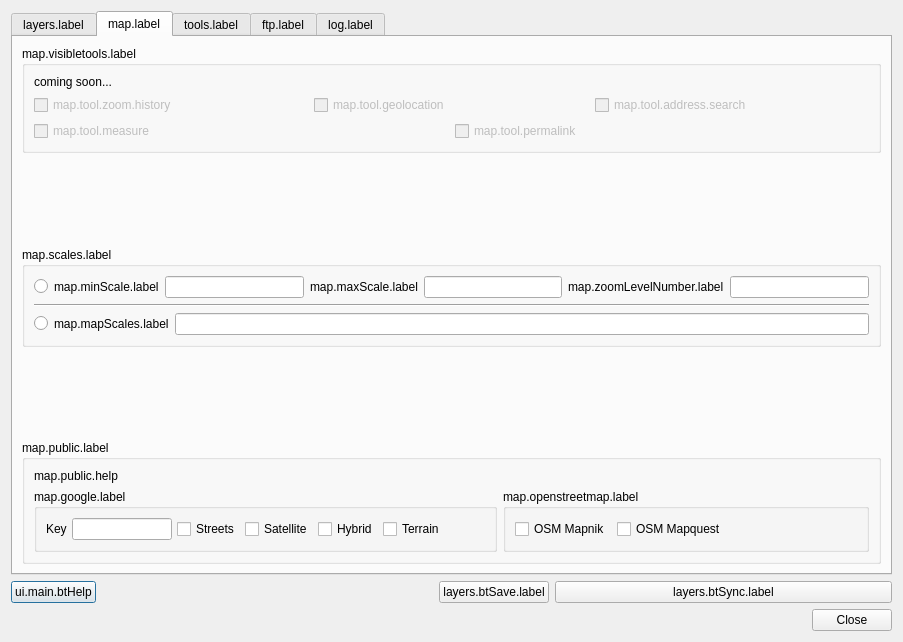
Qt form ui_lizmap.ui (3liz/lizmap-plugin) before a commit.
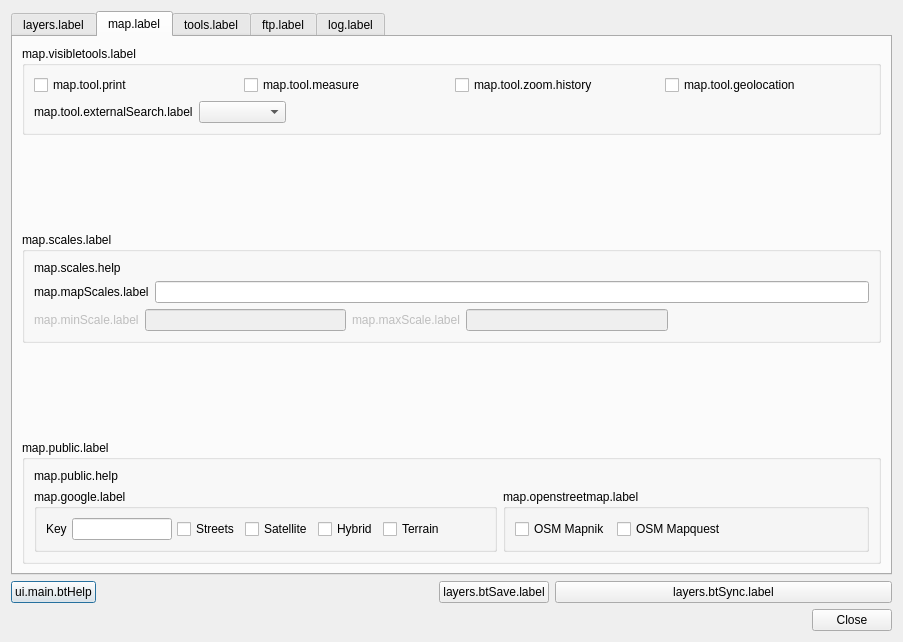
The same form after that commit. The open tabs and pages were chosen to show the change.

Commit message:
Map tab - changes on map tools and map scales
* Complete refactoring of the code for global map options : a python dictionnary is used
* Get rid of permalink checkbox
* Reorganize map scales : get rid of the complicated choice between min/max and scales

What changed in the file:
```diff
--- a/ui_lizmap.ui
+++ b/ui_lizmap.ui
@@ -468,15 +468,8 @@
           <string>map.scales.label</string>
          </property>
          <layout class="QGridLayout" name="gridLayout_3">
-          <item row="2" column="0">
+          <item row="1" column="0">
            <layout class="QHBoxLayout" name="horizontalLayout_5">
-            <item>
-             <widget class="QRadioButton" name="radioMapScales">
-              <property name="text">
-               <string/>
-              </property>
-             </widget>
-            </item>
             <item>
              <widget class="QLabel" name="label_15">
               <property name="text">
@@ -493,20 +486,13 @@
             </item>
            </layout>
           </item>
-          <item row="0" column="0">
+          <item row="2" column="0">
            <layout class="QHBoxLayout" name="horizontalLayout_11">
-            <item>
-             <widget class="QRadioButton" name="radioMinMaxScales">
-              <property name="text">
-               <string/>
-              </property>
-              <property name="checked">
-               <bool>false</bool>
-              </property>
-             </widget>
-            </item>
             <item>
              <widget class="QLabel" name="label_13">
+              <property name="enabled">
+               <bool>false</bool>
+              </property>
               <property name="text">
                <string>map.minScale.label</string>
               </property>
@@ -514,6 +500,9 @@
             </item>
             <item>
              <widget class="QLineEdit" name="inMinScale">
+              <property name="enabled">
+               <bool>false</bool>
+              </property>
               <property name="inputMethodHints">
                <set>Qt::ImhDigitsOnly</set>
               </property>
@@ -524,6 +513,9 @@
             </item>
             <item>
              <widget class="QLabel" name="label_14">
+              <property name="enabled">
+               <bool>false</bool>
+              </property>
               <property name="text">
                <string>map.maxScale.label</string>
               </property>
@@ -531,6 +523,9 @@
             </item>
             <item>
              <widget class="QLineEdit" name="inMaxScale">
+              <property name="enabled">
+               <bool>false</bool>
+              </property>
               <property name="inputMethodHints">
                <set>Qt::ImhDigitsOnly</set>
               </property>
@@ -540,28 +535,24 @@
              </widget>
             </item>
             <item>
-             <widget class="QLabel" name="label_17">
-              <property name="text">
-               <string>map.zoomLevelNumber.label</string>
+             <spacer name="horizontalSpacer_8">
+              <property name="orientation">
+               <enum>Qt::Horizontal</enum>
               </property>
-             </widget>
-            </item>
-            <item>
-             <widget class="QLineEdit" name="inZoomLevelNumber">
-              <property name="inputMethodHints">
-               <set>Qt::ImhDigitsOnly</set>
+              <property name="sizeHint" stdset="0">
+               <size>
+                <width>40</width>
+                <height>20</height>
+               </size>
               </property>
-              <property name="maxLength">
-               <number>2</number>
-              </property>
-             </widget>
+             </spacer>
             </item>
            </layout>
           </item>
-          <item row="1" column="0">
-           <widget class="Line" name="line">
-            <property name="orientation">
-             <enum>Qt::Horizontal</enum>
+          <item row="0" column="0">
+           <widget class="QLabel" name="label_17">
+            <property name="text">
+             <string>map.scales.help</string>
             </property>
            </widget>
           </item>
@@ -587,19 +578,32 @@
           <string>map.visibletools.label</string>
          </property>
          <layout class="QVBoxLayout" name="verticalLayout_2">
-          <item>
-           <widget class="QLabel" name="label_18">
-            <property name="text">
-             <string>coming soon...</string>
-            </property>
-           </widget>
-          </item>
           <item>
            <layout class="QHBoxLayout" name="horizontalLayout_6">
+            <item>
+             <widget class="QCheckBox" name="cbActivatePrint">
+              <property name="enabled">
+               <bool>true</bool>
+              </property>
+              <property name="text">
+               <string>map.tool.print</string>
+              </property>
+             </widget>
+            </item>
+            <item>
+             <widget class="QCheckBox" name="cbActivateMeasure">
+              <property name="enabled">
+               <bool>true</bool>
+              </property>
+              <property name="text">
+               <string>map.tool.measure</string>
+              </property>
+             </widget>
+            </item>
             <item>
              <widget class="QCheckBox" name="cbActivateZoomHistory">
               <property name="enabled">
-               <bool>false</bool>
+               <bool>true</bool>
               </property>
               <property name="text">
                <string>map.tool.zoom.history</string>
@@ -609,46 +613,50 @@
             <item>
              <widget class="QCheckBox" name="cbActivateGeolocation">
               <property name="enabled">
-               <bool>false</bool>
+               <bool>true</bool>
               </property>
               <property name="text">
                <string>map.tool.geolocation</string>
               </property>
              </widget>
             </item>
-            <item>
-             <widget class="QCheckBox" name="cbActivateAddressSearch">
-              <property name="enabled">
-               <bool>false</bool>
-              </property>
-              <property name="text">
-               <string>map.tool.address.search</string>
-              </property>
-             </widget>
-            </item>
            </layout>
           </item>
           <item>
            <layout class="QHBoxLayout" name="horizontalLayout_14">
             <item>
-             <widget class="QCheckBox" name="cbActivateMeasure">
-              <property name="enabled">
-               <bool>false</bool>
-              </property>
+             <widget class="QLabel" name="label_19">
               <property name="text">
-               <string>map.tool.measure</string>
+               <string>map.tool.externalSearch.label</string>
               </property>
              </widget>
             </item>
             <item>
-             <widget class="QCheckBox" name="cbActivatePermalink">
-              <property name="enabled">
-               <bool>false</bool>
+             <widget class="QComboBox" name="liExternalSearch">
+              <item>
+               <property name="text">
+                <string/>
+               </property>
+              </item>
+              <item>
+               <property name="text">
+                <string>nominatim</string>
+               </property>
+              </item>
+             </widget>
+            </item>
+            <item>
+             <spacer name="horizontalSpacer_7">
+              <property name="orientation">
+               <enum>Qt::Horizontal</enum>
               </property>
-              <property name="text">
-               <string>map.tool.permalink</string>
+              <property name="sizeHint" stdset="0">
+               <size>
+                <width>40</width>
+                <height>20</height>
+               </size>
               </property>
-             </widget>
+             </spacer>
             </item>
            </layout>
           </item>
```
Left out of the diff: 1 changed line with no effect on the pictures. The commit also changes 8 other files.
